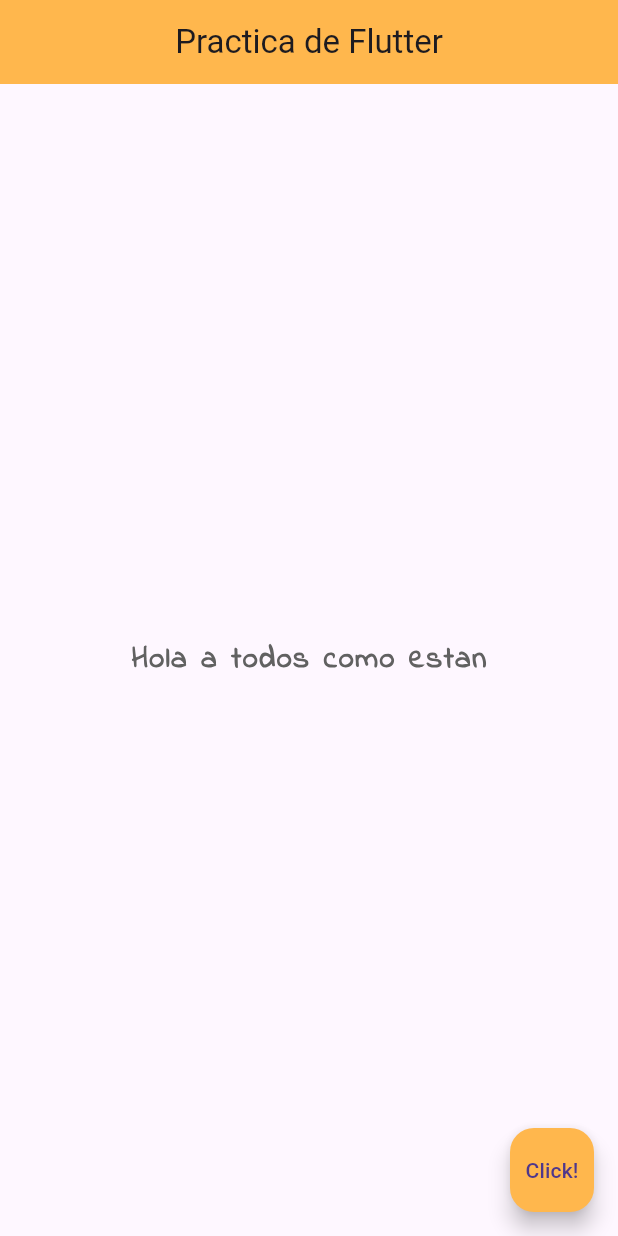
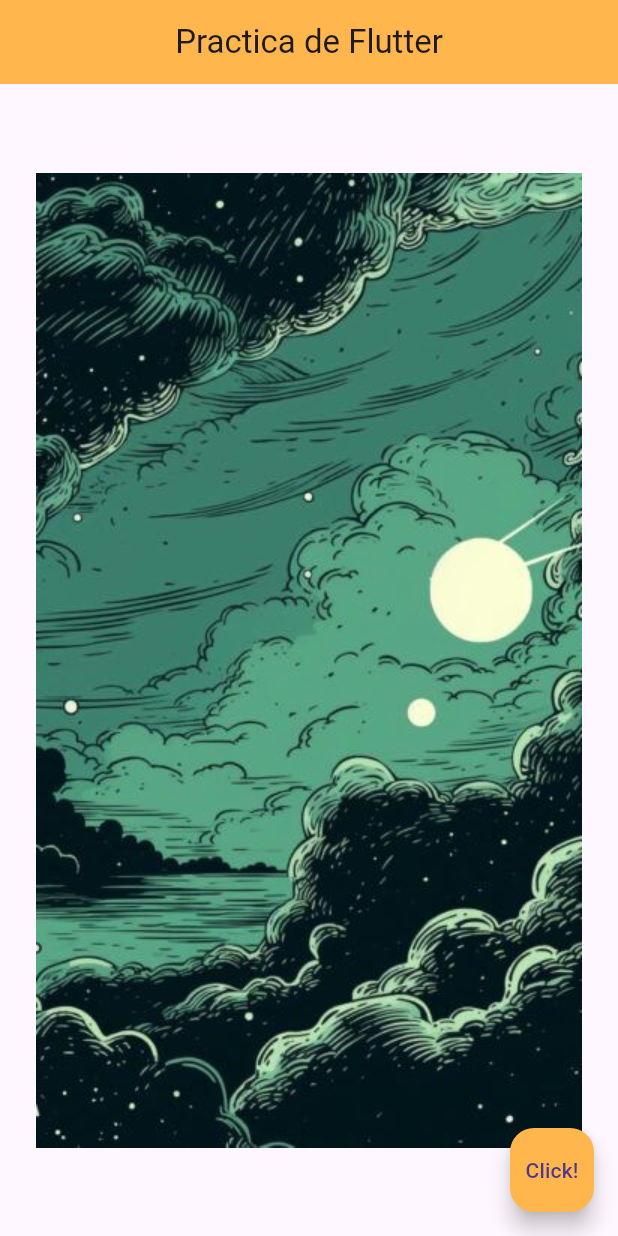
Before and after one commit to manuelenrq9/flutter_ninja_practice, a Flutter app: the screen it shows after launch, on a phone screen of 412 x 824 dp. Run offline on Flutter 3.47's test engine with Material 3 defaults, Android fonts, the phone set to English and light mode, and no system bars.

Commit message:
assets & images

```diff
--- a/lib/main.dart
+++ b/lib/main.dart
@@ -14,16 +14,7 @@
         backgroundColor: Colors.orange[300],
       ),
       body: Center(
-        child: Text(
-          'Hola a todos como estan',
-          style: TextStyle(
-            fontSize: 20,
-            fontWeight: FontWeight.bold,
-            letterSpacing: 1.2,
-            color: Colors.grey[700],
-            fontFamily: 'IndieFlower',
-          ),
-        ),
+        child: Image.asset('assets/2.jpg'),
       ),
       floatingActionButton: FloatingActionButton(
         backgroundColor: Colors.orange[300],
--- a/pubspec.yaml
+++ b/pubspec.yaml
@@ -59,9 +59,8 @@
   uses-material-design: true
 
   # To add assets to your application, add an assets section, like this:
-  # assets:
-  #   - images/a_dot_burr.jpeg
-  #   - images/a_dot_ham.jpeg
+  assets:
+    - assets/
 
   # An image asset can refer to one or more resolution-specific "variants", see
   # https://flutter.dev/assets-and-images/#resolution-aware
```
Also changed, not shown: assets/1.jpg (added), assets/2.jpg (added), assets/3.jpg (added), 1 other file.
